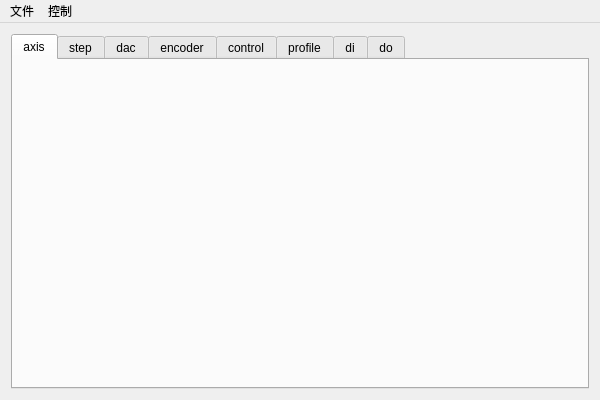
This is GTSController/ConfigWidget.ui in whisper512/GTS as Qt 5 draws it before an edit. The edited form follows.
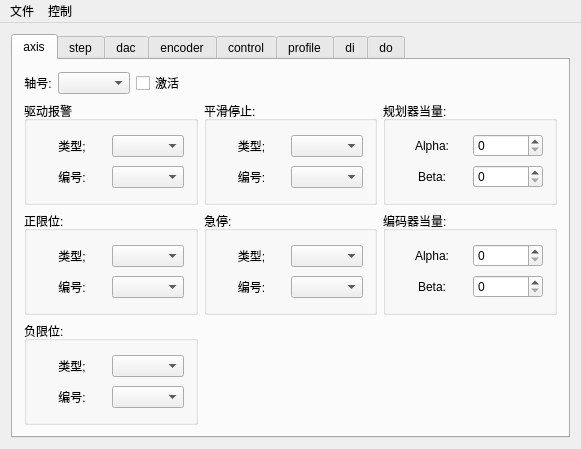
This is the edited form.

Commit message: 完成ui组织

Diff of the .ui file:
```diff
--- a/GTSController/ConfigWidget.ui
+++ b/GTSController/ConfigWidget.ui
@@ -6,17 +6,17 @@
    <rect>
     <x>0</x>
     <y>0</y>
-    <width>600</width>
-    <height>400</height>
+    <width>581</width>
+    <height>449</height>
    </rect>
   </property>
   <property name="windowTitle">
    <string>CConfigWidget</string>
   </property>
   <widget class="QWidget" name="centralWidget">
-   <layout class="QGridLayout" name="gridLayout">
+   <layout class="QGridLayout" name="gridLayout_19">
     <item row="0" column="0">
-     <widget class="QTabWidget" name="tabWidget_encoder">
+     <widget class="QTabWidget" name="tabWidget">
       <property name="currentIndex">
        <number>0</number>
       </property>
@@ -24,6 +24,294 @@
        <attribute name="title">
         <string>axis</string>
        </attribute>
+       <layout class="QGridLayout" name="gridLayout">
+        <item row="0" column="0">
+         <layout class="QHBoxLayout" name="horizontalLayout">
+          <item>
+           <widget class="QLabel" name="label">
+            <property name="text">
+             <string>轴号:</string>
+            </property>
+            <property name="alignment">
+             <set>Qt::AlignCenter</set>
+            </property>
+           </widget>
+          </item>
+          <item>
+           <widget class="QComboBox" name="comboBox"/>
+          </item>
+          <item>
+           <widget class="QCheckBox" name="checkBox">
+            <property name="text">
+             <string>激活</string>
+            </property>
+           </widget>
+          </item>
+          <item>
+           <spacer name="horizontalSpacer">
+            <property name="orientation">
+             <enum>Qt::Horizontal</enum>
+            </property>
+            <property name="sizeHint" stdset="0">
+             <size>
+              <width>40</width>
+              <height>20</height>
+             </size>
+            </property>
+           </spacer>
+          </item>
+         </layout>
+        </item>
+        <item row="1" column="0">
+         <layout class="QGridLayout" name="gridLayout_9">
+          <item row="0" column="0">
+           <widget class="QGroupBox" name="groupBox">
+            <property name="title">
+             <string>驱动报警</string>
+            </property>
+            <layout class="QGridLayout" name="gridLayout_2">
+             <item row="0" column="0">
+              <widget class="QLabel" name="label_2">
+               <property name="text">
+                <string>类型;</string>
+               </property>
+               <property name="alignment">
+                <set>Qt::AlignCenter</set>
+               </property>
+              </widget>
+             </item>
+             <item row="0" column="1">
+              <widget class="QComboBox" name="comboBox_2"/>
+             </item>
+             <item row="1" column="0">
+              <widget class="QLabel" name="label_3">
+               <property name="text">
+                <string>编号:</string>
+               </property>
+               <property name="alignment">
+                <set>Qt::AlignCenter</set>
+               </property>
+              </widget>
+             </item>
+             <item row="1" column="1">
+              <widget class="QComboBox" name="comboBox_3"/>
+             </item>
+            </layout>
+           </widget>
+          </item>
+          <item row="0" column="1">
+           <widget class="QGroupBox" name="groupBox_4">
+            <property name="title">
+             <string>平滑停止:</string>
+            </property>
+            <layout class="QGridLayout" name="gridLayout_3">
+             <item row="0" column="0">
+              <widget class="QLabel" name="label_8">
+               <property name="text">
+                <string>类型;</string>
+               </property>
+               <property name="alignment">
+                <set>Qt::AlignCenter</set>
+               </property>
+              </widget>
+             </item>
+             <item row="0" column="1">
+              <widget class="QComboBox" name="comboBox_8"/>
+             </item>
+             <item row="1" column="0">
+              <widget class="QLabel" name="label_9">
+               <property name="text">
+                <string>编号:</string>
+               </property>
+               <property name="alignment">
+                <set>Qt::AlignCenter</set>
+               </property>
+              </widget>
+             </item>
+             <item row="1" column="1">
+              <widget class="QComboBox" name="comboBox_9"/>
+             </item>
+            </layout>
+           </widget>
+          </item>
+          <item row="0" column="2">
+           <widget class="QGroupBox" name="groupBox_6">
+            <property name="title">
+             <string>规划器当量:</string>
+            </property>
+            <layout class="QGridLayout" name="gridLayout_4">
+             <item row="0" column="0">
+              <widget class="QLabel" name="label_12">
+               <property name="text">
+                <string>Alpha:</string>
+               </property>
+               <property name="alignment">
+                <set>Qt::AlignCenter</set>
+               </property>
+              </widget>
+             </item>
+             <item row="0" column="1">
+              <widget class="QSpinBox" name="spinBox"/>
+             </item>
+             <item row="1" column="0">
+              <widget class="QLabel" name="label_13">
+               <property name="text">
+                <string>Beta:</string>
+               </property>
+               <property name="alignment">
+                <set>Qt::AlignCenter</set>
+               </property>
+              </widget>
+             </item>
+             <item row="1" column="1">
+              <widget class="QSpinBox" name="spinBox_2"/>
+             </item>
+            </layout>
+           </widget>
+          </item>
+          <item row="1" column="0">
+           <widget class="QGroupBox" name="groupBox_2">
+            <property name="title">
+             <string>正限位:</string>
+            </property>
+            <layout class="QGridLayout" name="gridLayout_5">
+             <item row="0" column="0">
+              <widget class="QLabel" name="label_4">
+               <property name="text">
+                <string>类型;</string>
+               </property>
+               <property name="alignment">
+                <set>Qt::AlignCenter</set>
+               </property>
+              </widget>
+             </item>
+             <item row="0" column="1">
+              <widget class="QComboBox" name="comboBox_4"/>
+             </item>
+             <item row="1" column="0">
+              <widget class="QLabel" name="label_5">
+               <property name="text">
+                <string>编号:</string>
+               </property>
+               <property name="alignment">
+                <set>Qt::AlignCenter</set>
+               </property>
+              </widget>
+             </item>
+             <item row="1" column="1">
+              <widget class="QComboBox" name="comboBox_5"/>
+             </item>
+            </layout>
+           </widget>
+          </item>
+          <item row="1" column="1">
+           <widget class="QGroupBox" name="groupBox_5">
+            <property name="title">
+             <string>急停:</string>
+            </property>
+            <layout class="QGridLayout" name="gridLayout_6">
+             <item row="0" column="0">
+              <widget class="QLabel" name="label_10">
+               <property name="text">
+                <string>类型;</string>
+               </property>
+               <property name="alignment">
+                <set>Qt::AlignCenter</set>
+               </property>
+              </widget>
+             </item>
+             <item row="0" column="1">
+              <widget class="QComboBox" name="comboBox_10"/>
+             </item>
+             <item row="1" column="0">
+              <widget class="QLabel" name="label_11">
+               <property name="text">
+                <string>编号:</string>
+               </property>
+               <property name="alignment">
+                <set>Qt::AlignCenter</set>
+               </property>
+              </widget>
+             </item>
+             <item row="1" column="1">
+              <widget class="QComboBox" name="comboBox_11"/>
+             </item>
+            </layout>
+           </widget>
+          </item>
+          <item row="1" column="2">
+           <widget class="QGroupBox" name="groupBox_7">
+            <property name="title">
+             <string>编码器当量:</string>
+            </property>
+            <layout class="QGridLayout" name="gridLayout_7">
+             <item row="0" column="0">
+              <widget class="QLabel" name="label_14">
+               <property name="text">
+                <string>Alpha:</string>
+               </property>
+               <property name="alignment">
+                <set>Qt::AlignCenter</set>
+               </property>
+              </widget>
+             </item>
+             <item row="0" column="1">
+              <widget class="QSpinBox" name="spinBox_3"/>
+             </item>
+             <item row="1" column="0">
+              <widget class="QLabel" name="label_15">
+               <property name="text">
+                <string>Beta:</string>
+               </property>
+               <property name="alignment">
+                <set>Qt::AlignCenter</set>
+               </property>
+              </widget>
+             </item>
+             <item row="1" column="1">
+              <widget class="QSpinBox" name="spinBox_4"/>
+             </item>
+            </layout>
+           </widget>
+          </item>
+          <item row="2" column="0">
+           <widget class="QGroupBox" name="groupBox_3">
+            <property name="title">
+             <string>负限位:</string>
+            </property>
+            <layout class="QGridLayout" name="gridLayout_8">
+             <item row="0" column="0">
+              <widget class="QLabel" name="label_6">
+               <property name="text">
+                <string>类型;</string>
+               </property>
+               <property name="alignment">
+                <set>Qt::AlignCenter</set>
+               </property>
+              </widget>
+             </item>
+             <item row="0" column="1">
+              <widget class="QComboBox" name="comboBox_6"/>
+             </item>
+             <item row="1" column="0">
+              <widget class="QLabel" name="label_7">
+               <property name="text">
+                <string>编号:</string>
+               </property>
+               <property name="alignment">
+                <set>Qt::AlignCenter</set>
+               </property>
+              </widget>
+             </item>
+             <item row="1" column="1">
+              <widget class="QComboBox" name="comboBox_7"/>
+             </item>
+            </layout>
+           </widget>
+          </item>
+         </layout>
+        </item>
+       </layout>
       </widget>
       <widget class="QWidget" name="tab_step">
        <attribute name="title">
@@ -69,7 +357,7 @@
     <rect>
      <x>0</x>
      <y>0</y>
-     <width>600</width>
+     <width>581</width>
      <height>22</height>
     </rect>
    </property>
```
Left out of the diff: 617 changed lines with no effect on the pictures.
